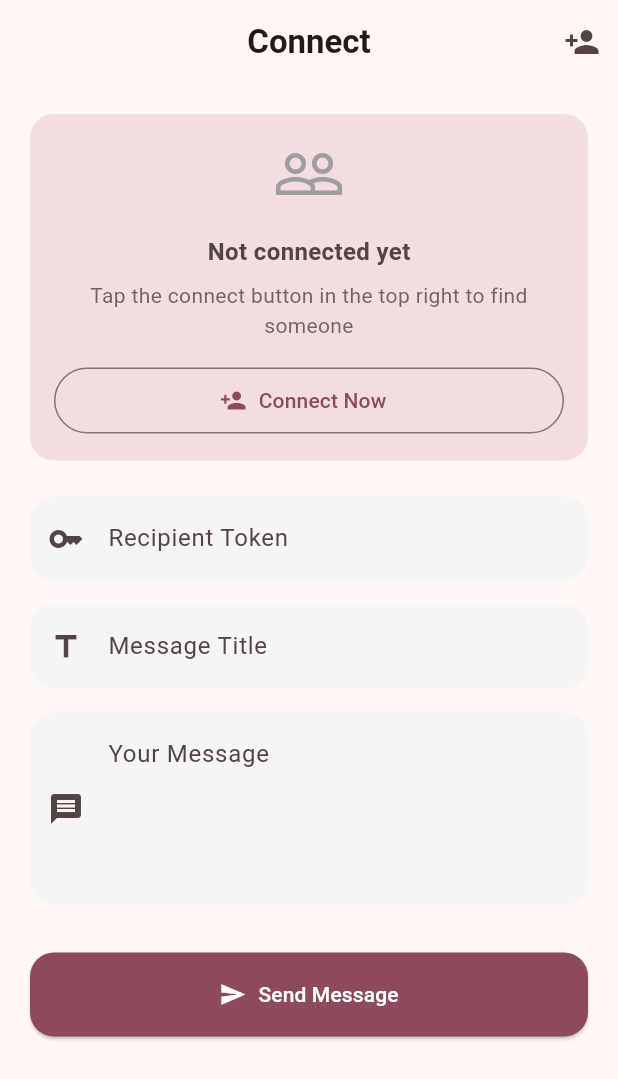
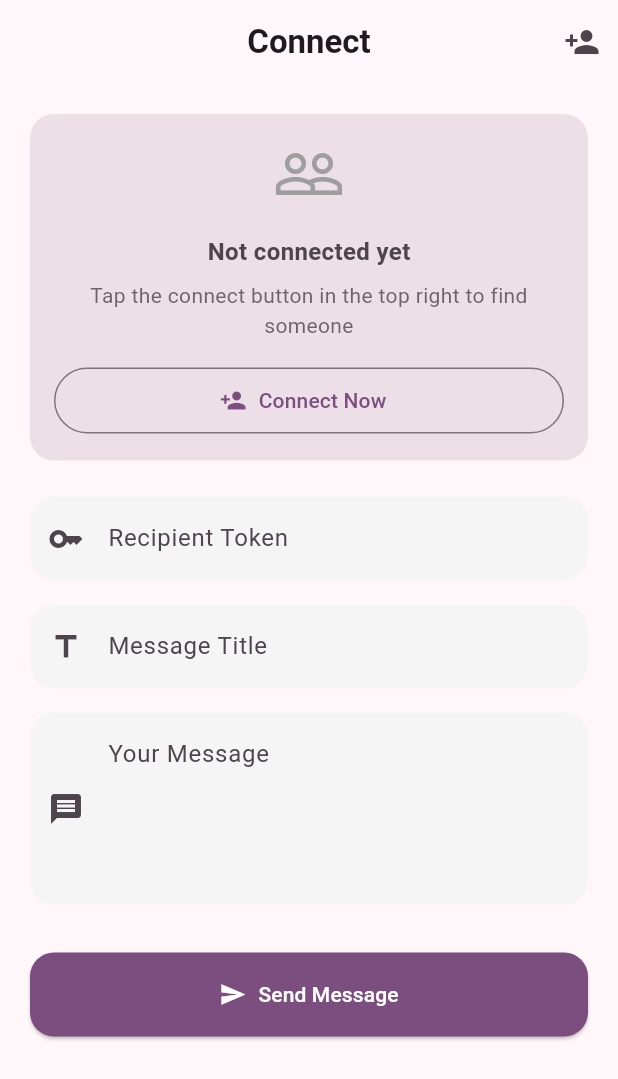
Before and after one commit to KiraKami-dev/notify, a Flutter app: the screen it shows after launch, on a phone screen of 412 x 824 dp. Shown: the top 1079 px of the screen. Run offline on Flutter 3.47's test engine with Material 3 defaults, Android fonts, the phone set to English and light mode, and no system bars; our stand-ins replace cloud_firestore, firebase_core, firebase_messaging, flutter_local_notifications; accounts and stored records are empty; Roboto replaces fonts that are missing (Poppins).

Commit message:
Update metadata revision and modify app theme colors for improved UI consistency

```diff
--- a/lib/main.dart
+++ b/lib/main.dart
@@ -56,8 +56,8 @@ class NotifyApp extends StatelessWidget {
       debugShowCheckedModeBanner: false,
       theme: ThemeData(
         colorScheme: ColorScheme.fromSeed(
-          seedColor: Colors.pinkAccent,
-          secondary: Colors.purpleAccent,
+          seedColor: Colors.purpleAccent,
+          secondary: Colors.deepPurpleAccent,
           brightness: Brightness.light,
         ),
         useMaterial3: true,
@@ -88,8 +88,8 @@ class NotifyApp extends StatelessWidget {
       ),
       darkTheme: ThemeData(
         colorScheme: ColorScheme.fromSeed(
-          seedColor: Colors.pinkAccent,
-          secondary: Colors.purpleAccent,
+          seedColor: Colors.purpleAccent,
+          secondary: Colors.deepPurpleAccent,
           brightness: Brightness.dark,
         ),
         useMaterial3: true,
```
Also changed, not shown: 1 other file.
